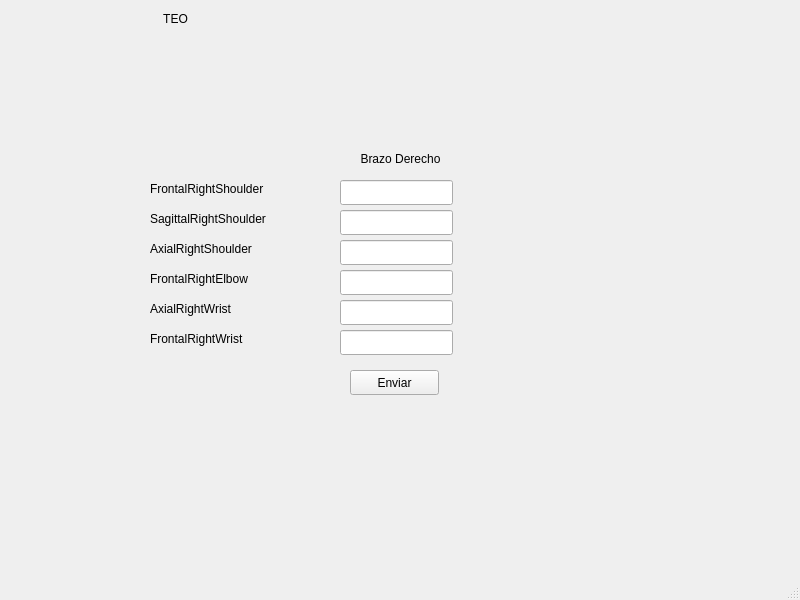
This is src/py_publisher/py_publisher/ventana.ui in TheArmega/Pruebas-TEO as Qt 5 draws it before an edit. The edited form follows.
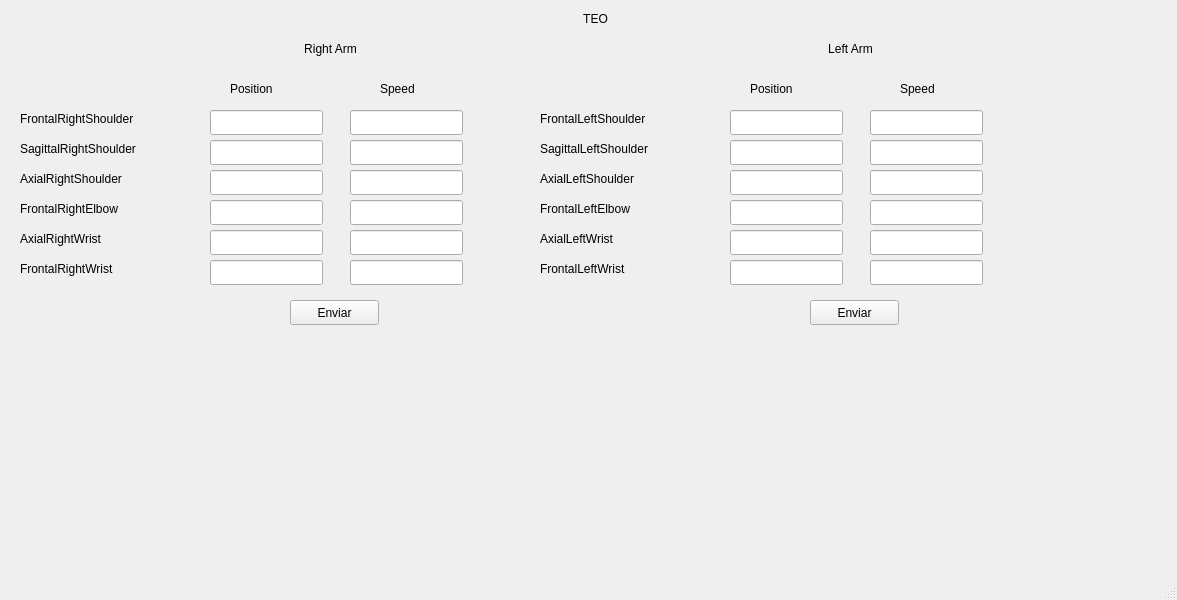
This is the edited form.

Commit message: Left Arm en la interfaz gráfica

Patch:
```diff
--- a/src/py_publisher/py_publisher/ventana.ui
+++ b/src/py_publisher/py_publisher/ventana.ui
@@ -6,7 +6,7 @@
    <rect>
     <x>0</x>
     <y>0</y>
-    <width>800</width>
+    <width>1177</width>
     <height>600</height>
    </rect>
   </property>
@@ -17,7 +17,7 @@
    <widget class="QLabel" name="label">
     <property name="geometry">
      <rect>
-      <x>20</x>
+      <x>440</x>
       <y>10</y>
       <width>311</width>
       <height>17</height>
@@ -33,8 +33,8 @@
    <widget class="QPushButton" name="sendPosition_button">
     <property name="geometry">
      <rect>
-      <x>350</x>
-      <y>370</y>
+      <x>290</x>
+      <y>300</y>
       <width>89</width>
       <height>25</height>
      </rect>
@@ -46,14 +46,14 @@
    <widget class="QLabel" name="label_2">
     <property name="geometry">
      <rect>
-      <x>310</x>
-      <y>150</y>
+      <x>240</x>
+      <y>40</y>
       <width>181</width>
       <height>17</height>
      </rect>
     </property>
     <property name="text">
-     <string>Brazo Derecho</string>
+     <string>Right Arm</string>
     </property>
     <property name="alignment">
      <set>Qt::AlignCenter</set>
@@ -62,8 +62,8 @@
    <widget class="QLineEdit" name="FrontalRightShoulder_textBox">
     <property name="geometry">
      <rect>
-      <x>340</x>
-      <y>180</y>
+      <x>210</x>
+      <y>110</y>
       <width>113</width>
       <height>25</height>
      </rect>
@@ -72,8 +72,8 @@
    <widget class="QLineEdit" name="SagittalRightShoulder_textBox">
     <property name="geometry">
      <rect>
-      <x>340</x>
-      <y>210</y>
+      <x>210</x>
+      <y>140</y>
       <width>113</width>
       <height>25</height>
      </rect>
@@ -82,8 +82,8 @@
    <widget class="QLineEdit" name="AxialRightShoulder_textBox">
     <property name="geometry">
      <rect>
-      <x>340</x>
-      <y>240</y>
+      <x>210</x>
+      <y>170</y>
       <width>113</width>
       <height>25</height>
      </rect>
@@ -92,8 +92,8 @@
    <widget class="QLineEdit" name="FrontalRightElbow_textBox">
     <property name="geometry">
      <rect>
-      <x>340</x>
-      <y>270</y>
+      <x>210</x>
+      <y>200</y>
       <width>113</width>
       <height>25</height>
      </rect>
@@ -102,8 +102,8 @@
    <widget class="QLineEdit" name="AxialRightWrist_textBox">
     <property name="geometry">
      <rect>
-      <x>340</x>
-      <y>300</y>
+      <x>210</x>
+      <y>230</y>
       <width>113</width>
       <height>25</height>
      </rect>
@@ -112,8 +112,8 @@
    <widget class="QLineEdit" name="FrontalRightWrist_textBox">
     <property name="geometry">
      <rect>
-      <x>340</x>
-      <y>330</y>
+      <x>210</x>
+      <y>260</y>
       <width>113</width>
       <height>25</height>
      </rect>
@@ -122,8 +122,8 @@
    <widget class="QLabel" name="FrontalRightShoulder_label">
     <property name="geometry">
      <rect>
-      <x>150</x>
-      <y>180</y>
+      <x>20</x>
+      <y>110</y>
       <width>181</width>
       <height>17</height>
      </rect>
@@ -138,8 +138,8 @@
    <widget class="QLabel" name="SagittalRightShoulder_label">
     <property name="geometry">
      <rect>
-      <x>150</x>
-      <y>210</y>
+      <x>20</x>
+      <y>140</y>
       <width>181</width>
       <height>17</height>
      </rect>
@@ -154,8 +154,8 @@
    <widget class="QLabel" name="FrontalRightElbow_label">
     <property name="geometry">
      <rect>
-      <x>150</x>
-      <y>270</y>
+      <x>20</x>
+      <y>200</y>
       <width>181</width>
       <height>17</height>
      </rect>
@@ -170,8 +170,8 @@
    <widget class="QLabel" name="AxialRightShoulder_label">
     <property name="geometry">
      <rect>
-      <x>150</x>
-      <y>240</y>
+      <x>20</x>
+      <y>170</y>
       <width>181</width>
       <height>17</height>
      </rect>
@@ -186,8 +186,8 @@
    <widget class="QLabel" name="FrontalRightWrist_label">
     <property name="geometry">
      <rect>
-      <x>150</x>
-      <y>330</y>
+      <x>20</x>
+      <y>260</y>
       <width>181</width>
       <height>17</height>
      </rect>
@@ -202,8 +202,8 @@
    <widget class="QLabel" name="AxialRightWrist_label">
     <property name="geometry">
      <rect>
-      <x>150</x>
-      <y>300</y>
+      <x>20</x>
+      <y>230</y>
       <width>181</width>
       <height>17</height>
      </rect>
@@ -215,6 +215,363 @@
      <set>Qt::AlignLeading|Qt::AlignLeft|Qt::AlignVCenter</set>
     </property>
    </widget>
+   <widget class="QLineEdit" name="FrontalRightElbowSpeed_textBox">
+    <property name="geometry">
+     <rect>
+      <x>350</x>
+      <y>200</y>
+      <width>113</width>
+      <height>25</height>
+     </rect>
+    </property>
+   </widget>
+   <widget class="QLineEdit" name="SagittalRightShoulderSpeed_textBox">
+    <property name="geometry">
+     <rect>
+      <x>350</x>
+      <y>140</y>
+      <width>113</width>
+      <height>25</height>
+     </rect>
+    </property>
+   </widget>
+   <widget class="QLineEdit" name="FrontalRightShoulderSpeed_textBox">
+    <property name="geometry">
+     <rect>
+      <x>350</x>
+      <y>110</y>
+      <width>113</width>
+      <height>25</height>
+     </rect>
+    </property>
+   </widget>
+   <widget class="QLineEdit" name="FrontalRightWristSpeed_textBox">
+    <property name="geometry">
+     <rect>
+      <x>350</x>
+      <y>260</y>
+      <width>113</width>
+      <height>25</height>
+     </rect>
+    </property>
+   </widget>
+   <widget class="QLineEdit" name="AxialRightShoulderSpeed_textBox">
+    <property name="geometry">
+     <rect>
+      <x>350</x>
+      <y>170</y>
+      <width>113</width>
+      <height>25</height>
+     </rect>
+    </property>
+   </widget>
+   <widget class="QLineEdit" name="AxialRightWristSpeed_textBox">
+    <property name="geometry">
+     <rect>
+      <x>350</x>
+      <y>230</y>
+      <width>113</width>
+      <height>25</height>
+     </rect>
+    </property>
+   </widget>
+   <widget class="QLabel" name="label_3">
+    <property name="geometry">
+     <rect>
+      <x>230</x>
+      <y>80</y>
+      <width>67</width>
+      <height>17</height>
+     </rect>
+    </property>
+    <property name="text">
+     <string>Position</string>
+    </property>
+   </widget>
+   <widget class="QLabel" name="label_4">
+    <property name="geometry">
+     <rect>
+      <x>380</x>
+      <y>80</y>
+      <width>67</width>
+      <height>17</height>
+     </rect>
+    </property>
+    <property name="text">
+     <string>Speed</string>
+    </property>
+   </widget>
+   <widget class="QLabel" name="label_5">
+    <property name="geometry">
+     <rect>
+      <x>760</x>
+      <y>40</y>
+      <width>181</width>
+      <height>17</height>
+     </rect>
+    </property>
+    <property name="text">
+     <string>Left Arm</string>
+    </property>
+    <property name="alignment">
+     <set>Qt::AlignCenter</set>
+    </property>
+   </widget>
+   <widget class="QLabel" name="label_6">
+    <property name="geometry">
+     <rect>
+      <x>750</x>
+      <y>80</y>
+      <width>67</width>
+      <height>17</height>
+     </rect>
+    </property>
+    <property name="text">
+     <string>Position</string>
+    </property>
+   </widget>
+   <widget class="QLineEdit" name="FrontalLeftShoulderSpeed_textBox">
+    <property name="geometry">
+     <rect>
+      <x>870</x>
+      <y>110</y>
+      <width>113</width>
+      <height>25</height>
+     </rect>
+    </property>
+   </widget>
+   <widget class="QLineEdit" name="FrontalLeftWristSpeed_textBox">
+    <property name="geometry">
+     <rect>
+      <x>870</x>
+      <y>260</y>
+      <width>113</width>
+      <height>25</height>
+     </rect>
+    </property>
+   </widget>
+   <widget class="QLabel" name="SagittalRightShoulder_label_2">
+    <property name="geometry">
+     <rect>
+      <x>540</x>
+      <y>140</y>
+      <width>181</width>
+      <height>17</height>
+     </rect>
+    </property>
+    <property name="text">
+     <string>SagittalLeftShoulder</string>
+    </property>
+    <property name="alignment">
+     <set>Qt::AlignLeading|Qt::AlignLeft|Qt::AlignVCenter</set>
+    </property>
+   </widget>
+   <widget class="QLineEdit" name="AxialLeftWristPosition_textBox">
+    <property name="geometry">
+     <rect>
+      <x>730</x>
+      <y>230</y>
+      <width>113</width>
+      <height>25</height>
+     </rect>
+    </property>
+   </widget>
+   <widget class="QLineEdit" name="FrontalLeftWristPosition_textBox">
+    <property name="geometry">
+     <rect>
+      <x>730</x>
+      <y>260</y>
+      <width>113</width>
+      <height>25</height>
+     </rect>
+    </property>
+   </widget>
+   <widget class="QLabel" name="label_7">
+    <property name="geometry">
+     <rect>
+      <x>900</x>
+      <y>80</y>
+      <width>67</width>
+      <height>17</height>
+     </rect>
+    </property>
+    <property name="text">
+     <string>Speed</string>
+    </property>
+   </widget>
+   <widget class="QLineEdit" name="FrontalLeftElbowSpeed_textBox">
+    <property name="geometry">
+     <rect>
+      <x>870</x>
+      <y>200</y>
+      <width>113</width>
+      <height>25</height>
+     </rect>
+    </property>
+   </widget>
+   <widget class="QLabel" name="FrontalRightShoulder_label_2">
+    <property name="geometry">
+     <rect>
+      <x>540</x>
+      <y>110</y>
+      <width>181</width>
+      <height>17</height>
+     </rect>
+    </property>
+    <property name="text">
+     <string>FrontalLeftShoulder</string>
+    </property>
+    <property name="alignment">
+     <set>Qt::AlignLeading|Qt::AlignLeft|Qt::AlignVCenter</set>
+    </property>
+   </widget>
+   <widget class="QLabel" name="FrontalRightWrist_label_2">
+    <property name="geometry">
+     <rect>
+      <x>540</x>
+      <y>260</y>
+      <width>181</width>
+      <height>17</height>
+     </rect>
+    </property>
+    <property name="text">
+     <string>FrontalLeftWrist</string>
+    </property>
+    <property name="alignment">
+     <set>Qt::AlignLeading|Qt::AlignLeft|Qt::AlignVCenter</set>
+    </property>
+   </widget>
+   <widget class="QLineEdit" name="AxialLeftWristSpeed_textBox">
+    <property name="geometry">
+     <rect>
+      <x>870</x>
+      <y>230</y>
+      <width>113</width>
+      <height>25</height>
+     </rect>
+    </property>
+   </widget>
+   <widget class="QLineEdit" name="AxialLeftShoulderPosition_textBox">
+    <property name="geometry">
+     <rect>
+      <x>730</x>
+      <y>170</y>
+      <width>113</width>
+      <height>25</height>
+     </rect>
+    </property>
+   </widget>
+   <widget class="QLineEdit" name="FrontalLeftElbowPosition_textBox">
+    <property name="geometry">
+     <rect>
+      <x>730</x>
+      <y>200</y>
+      <width>113</width>
+      <height>25</height>
+     </rect>
+    </property>
+   </widget>
+   <widget class="QLineEdit" name="FrontalLeftShoulderPosition_textBox">
+    <property name="geometry">
+     <rect>
+      <x>730</x>
+      <y>110</y>
+      <width>113</width>
+      <height>25</height>
+     </rect>
+    </property>
+   </widget>
+   <widget class="QPushButton" name="sendPositionLeftArm_button">
+    <property name="geometry">
+     <rect>
+      <x>810</x>
+      <y>300</y>
+      <width>89</width>
+      <height>25</height>
+     </rect>
+    </property>
+    <property name="text">
+     <string>Enviar</string>
+    </property>
+   </widget>
+   <widget class="QLineEdit" name="SagittalLeftShoulderSpeed_textBox">
+    <property name="geometry">
+     <rect>
+      <x>870</x>
+      <y>140</y>
+      <width>113</width>
+      <height>25</height>
+     </rect>
+    </property>
+   </widget>
+   <widget class="QLineEdit" name="AxialLeftShoulderSpeed_textBox">
+    <property name="geometry">
+     <rect>
+      <x>870</x>
+      <y>170</y>
+      <width>113</width>
+      <height>25</height>
+     </rect>
+    </property>
+   </widget>
+   <widget class="QLabel" name="AxialRightWrist_label_2">
+    <property name="geometry">
+     <rect>
+      <x>540</x>
+      <y>230</y>
+      <width>181</width>
+      <height>17</height>
+     </rect>
+    </property>
+    <property name="text">
+     <string>AxialLeftWrist</string>
+    </property>
+    <property name="alignment">
+     <set>Qt::AlignLeading|Qt::AlignLeft|Qt::AlignVCenter</set>
+    </property>
+   </widget>
+   <widget class="QLabel" name="FrontalRightElbow_label_2">
+    <property name="geometry">
+     <rect>
+      <x>540</x>
+      <y>200</y>
+      <width>181</width>
+      <height>17</height>
+     </rect>
+    </property>
+    <property name="text">
+     <string>FrontalLeftElbow</string>
+    </property>
+    <property name="alignment">
+     <set>Qt::AlignLeading|Qt::AlignLeft|Qt::AlignVCenter</set>
+    </property>
+   </widget>
+   <widget class="QLineEdit" name="SagittalLeftShoulderPosition_textBox">
+    <property name="geometry">
+     <rect>
+      <x>730</x>
+      <y>140</y>
+      <width>113</width>
+      <height>25</height>
+     </rect>
+    </property>
+   </widget>
+   <widget class="QLabel" name="AxialRightShoulder_label_2">
+    <property name="geometry">
+     <rect>
+      <x>540</x>
+      <y>170</y>
+      <width>181</width>
+      <height>17</height>
+     </rect>
+    </property>
+    <property name="text">
+     <string>AxialLeftShoulder</string>
+    </property>
+    <property name="alignment">
+     <set>Qt::AlignLeading|Qt::AlignLeft|Qt::AlignVCenter</set>
+    </property>
+   </widget>
   </widget>
   <widget class="QMenuBar" name="menubar">
    <property name="geometry">
```
Left out of the diff: 16 changed lines with no effect on the pictures. The commit also changes 1 other file.
